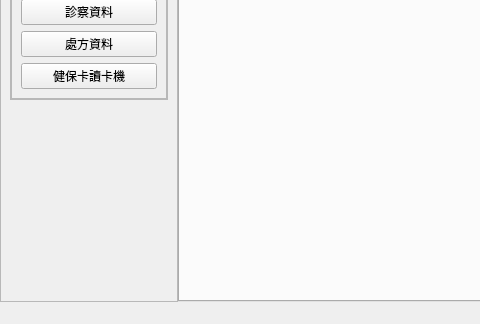
The window that ui/pymedical.ui (picacat/pyMedical) describes before a commit, drawn with Qt 5; both pictures show x 0 to 480 and y 569 to 893 of the 1212 by 893 pixel window.
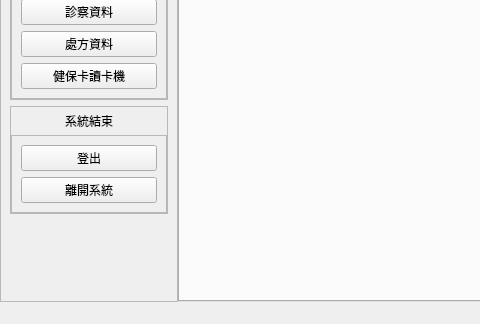
The same window after the commit. Icons and pictures are not drawn.

The edit to the form file:
```diff
--- a/ui/pymedical.ui
+++ b/ui/pymedical.ui
@@ -53,7 +53,7 @@
       <property name="lineWidth">
        <number>1</number>
       </property>
-      <layout class="QVBoxLayout" name="verticalLayout_7">
+      <layout class="QVBoxLayout" name="verticalLayout_10">
        <item>
         <widget class="QLabel" name="label_title">
          <property name="font">
@@ -405,6 +405,90 @@
          </layout>
         </widget>
        </item>
+       <item>
+        <widget class="QFrame" name="frame_8">
+         <property name="styleSheet">
+          <string notr="true"/>
+         </property>
+         <property name="frameShape">
+          <enum>QFrame::StyledPanel</enum>
+         </property>
+         <property name="frameShadow">
+          <enum>QFrame::Raised</enum>
+         </property>
+         <property name="class" stdset="0">
+          <string>SidebarFrame</string>
+         </property>
+         <layout class="QVBoxLayout" name="verticalLayout_7">
+          <property name="spacing">
+           <number>5</number>
+          </property>
+          <property name="leftMargin">
+           <number>0</number>
+          </property>
+          <property name="topMargin">
+           <number>5</number>
+          </property>
+          <property name="rightMargin">
+           <number>0</number>
+          </property>
+          <property name="bottomMargin">
+           <number>0</number>
+          </property>
+          <item>
+           <widget class="QLabel" name="label_4">
+            <property name="maximumSize">
+             <size>
+              <width>16777215</width>
+              <height>18</height>
+             </size>
+            </property>
+            <property name="styleSheet">
+             <string notr="true"/>
+            </property>
+            <property name="text">
+             <string>系統結束</string>
+            </property>
+            <property name="alignment">
+             <set>Qt::AlignCenter</set>
+            </property>
+           </widget>
+          </item>
+          <item>
+           <widget class="QFrame" name="frame_9">
+            <property name="styleSheet">
+             <string notr="true"/>
+            </property>
+            <property name="frameShape">
+             <enum>QFrame::StyledPanel</enum>
+            </property>
+            <property name="frameShadow">
+             <enum>QFrame::Raised</enum>
+            </property>
+            <property name="class" stdset="0">
+             <string>SidebarInnerFrame</string>
+            </property>
+            <layout class="QVBoxLayout" name="verticalLayout_8">
+             <item>
+              <widget class="QPushButton" name="pushButton_logout">
+               <property name="text">
+                <string>登出</string>
+               </property>
+              </widget>
+             </item>
+             <item>
+              <widget class="QPushButton" name="pushButton_quit">
+               <property name="text">
+                <string>離開系統</string>
+               </property>
+              </widget>
+             </item>
+            </layout>
+           </widget>
+          </item>
+         </layout>
+        </widget>
+       </item>
        <item>
         <spacer name="verticalSpacer">
          <property name="orientation">
```
Left out of the diff: 18 changed lines with no effect on the pictures.
